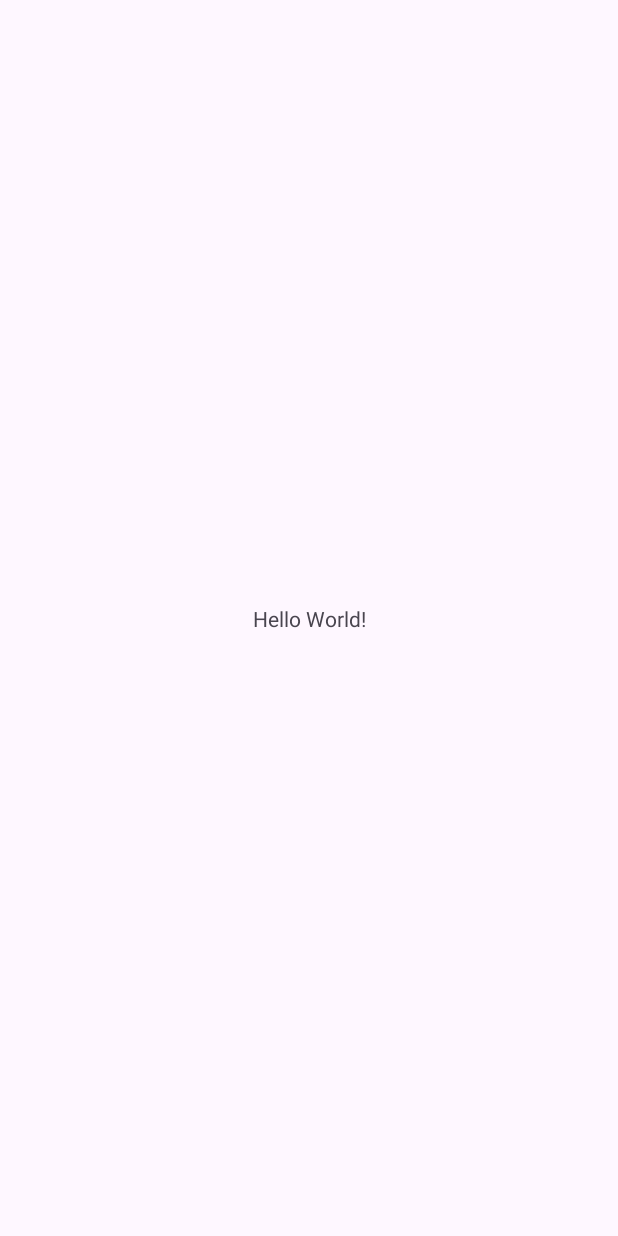
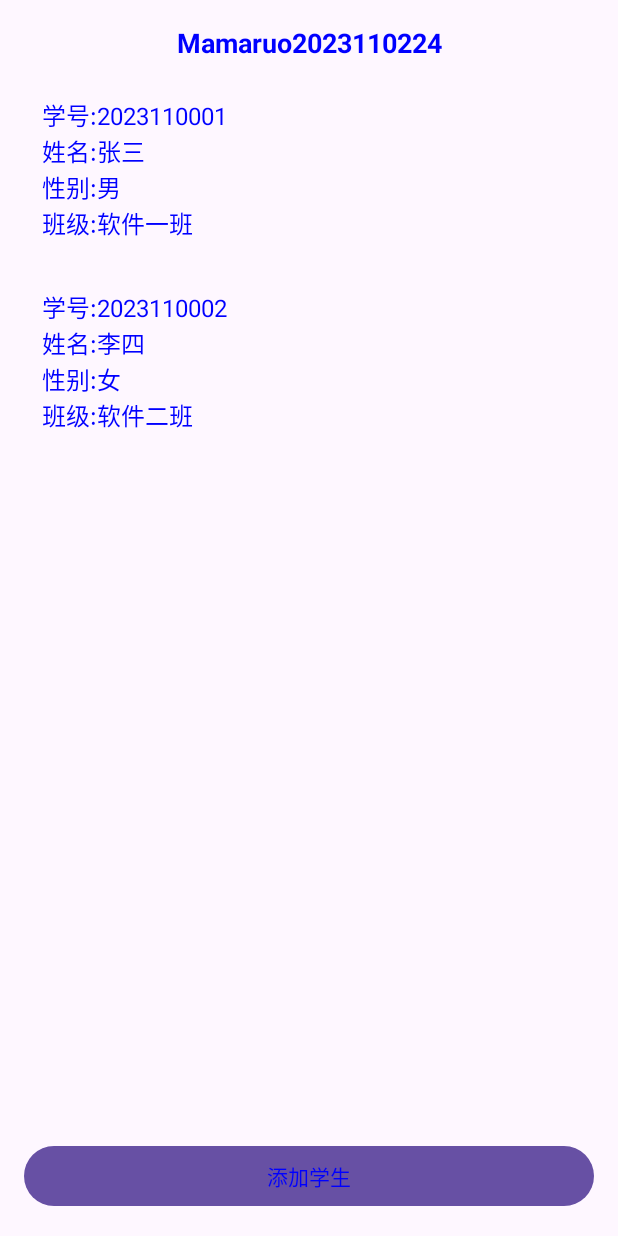
Before and after one commit to mamaruo/AndroidClassManage, an Android app: the screen it shows after launch (MainActivity), on a phone screen of 412 x 824 dp. Before the commit the screen is almost empty. Run offline under Robolectric (Android 15) with nearby library versions, the phone set to English and light mode, and no system bars.

Commit message:
Add student management feature

```diff
--- a/app/src/main/AndroidManifest.xml
+++ b/app/src/main/AndroidManifest.xml
@@ -12,6 +12,9 @@
         android:supportsRtl="true"
         android:theme="@style/Theme.MRHClassManage">
         <activity
+            android:name=".AddStudentActivity"
+            android:exported="false" />
+        <activity
             android:name=".MainActivity"
             android:exported="true">
             <intent-filter>
--- a/app/src/main/java/com/example/mrhclassmanage/MainActivity.kt
+++ b/app/src/main/java/com/example/mrhclassmanage/MainActivity.kt
@@ -1,20 +1,61 @@
 package com.example.mrhclassmanage
 
+import android.content.Intent
 import android.os.Bundle
-import androidx.activity.enableEdgeToEdge
+import android.widget.Button
+import android.widget.ListView
+import androidx.activity.result.contract.ActivityResultContracts
 import androidx.appcompat.app.AppCompatActivity
-import androidx.core.view.ViewCompat
-import androidx.core.view.WindowInsetsCompat
 
 class MainActivity : AppCompatActivity() {
+
+    private val students = mutableListOf(
+        Student(id = "2023110001", name = "张三", gender = "男", className = "软件一班"),
+        Student(id = "2023110002", name = "李四", gender = "女", className = "软件二班")
+    )
+
+    private lateinit var studentAdapter: StudentAdapter
+
+    private val addStudentLauncher =
+        registerForActivityResult(ActivityResultContracts.StartActivityForResult()) { result ->
+            if (result.resultCode == RESULT_OK) {
+                appendStudentFromResult(result.data)
+            }
+        }
+
     override fun onCreate(savedInstanceState: Bundle?) {
         super.onCreate(savedInstanceState)
-        enableEdgeToEdge()
         setContentView(R.layout.activity_main)
-        ViewCompat.setOnApplyWindowInsetsListener(findViewById(R.id.main)) { v, insets ->
-            val systemBars = insets.getInsets(WindowInsetsCompat.Type.systemBars())
-            v.setPadding(systemBars.left, systemBars.top, systemBars.right, systemBars.bottom)
-            insets
+        supportActionBar?.title = "Mamaruo2023110224"
+
+        val listView = findViewById<ListView>(R.id.listStudents)
+        studentAdapter = StudentAdapter(this, students)
+        listView.adapter = studentAdapter
+
+        val addButton = findViewById<Button>(R.id.btnAddStudent)
+        addButton.setOnClickListener {
+            val intent = Intent(this, AddStudentActivity::class.java)
+            addStudentLauncher.launch(intent)
         }
     }
+
+    private fun appendStudentFromResult(data: Intent?) {
+        data ?: return
+        val studentId = data.getStringExtra(AddStudentActivity.EXTRA_ID)?.trim().orEmpty()
+        val studentName = data.getStringExtra(AddStudentActivity.EXTRA_NAME)?.trim().orEmpty()
+        val studentGender = data.getStringExtra(AddStudentActivity.EXTRA_GENDER)?.trim().orEmpty()
+        val studentClass = data.getStringExtra(AddStudentActivity.EXTRA_CLASS)?.trim().orEmpty()
+        if (studentId.isBlank() || studentName.isBlank() || studentGender.isBlank() || studentClass.isBlank()) {
+            return
+        }
+        students.add(
+            Student(
+                id = studentId,
+                name = studentName,
+                gender = studentGender,
+                className = studentClass
+            )
+        )
+        studentAdapter.notifyDataSetChanged()
+    }
 }
--- /dev/null
+++ b/app/src/main/java/com/example/mrhclassmanage/Student.kt
@@ -0,0 +1,15 @@
+package com.example.mrhclassmanage
+
+/**
+ * Simple model for student information used across activities.
+ */
+data class Student(
+    val id: String,
+    val name: String,
+    val gender: String,
+    val className: String
+) {
+    override fun toString(): String {
+        return "学号:$id\n姓名:$name\n性别:$gender\n班级:$className"
+    }
+}
--- /dev/null
+++ b/app/src/main/java/com/example/mrhclassmanage/StudentAdapter.kt
@@ -0,0 +1,29 @@
+package com.example.mrhclassmanage
+
+import android.content.Context
+import android.view.LayoutInflater
+import android.view.View
+import android.view.ViewGroup
+import android.widget.ArrayAdapter
+import android.widget.TextView
+
+/**
+ * Minimal adapter that renders student information with blue text.
+ */
+class StudentAdapter(
+    context: Context,
+    private val students: List<Student>
+) : ArrayAdapter<Student>(context, 0, students) {
+
+    override fun getView(position: Int, convertView: View?, parent: ViewGroup): View {
+        val view = convertView ?: LayoutInflater.from(context).inflate(
+            R.layout.item_student,
+            parent,
+            false
+        )
+        val student = students[position]
+        val infoView = view.findViewById<TextView>(R.id.studentInfo)
+        infoView.text = student.toString()
+        return view
+    }
+}
--- a/app/src/main/res/layout/activity_main.xml
+++ b/app/src/main/res/layout/activity_main.xml
@@ -1,19 +1,40 @@
 <?xml version="1.0" encoding="utf-8"?>
-<androidx.constraintlayout.widget.ConstraintLayout xmlns:android="http://schemas.android.com/apk/res/android"
-    xmlns:app="http://schemas.android.com/apk/res-auto"
+<LinearLayout xmlns:android="http://schemas.android.com/apk/res/android"
     xmlns:tools="http://schemas.android.com/tools"
     android:id="@+id/main"
     android:layout_width="match_parent"
     android:layout_height="match_parent"
+    android:orientation="vertical"
+    android:padding="16dp"
     tools:context=".MainActivity">
 
     <TextView
-        android:layout_width="wrap_content"
+        android:id="@+id/mainTitle"
+        android:layout_width="match_parent"
         android:layout_height="wrap_content"
-        android:text="Hello World!"
-        app:layout_constraintBottom_toBottomOf="parent"
-        app:layout_constraintEnd_toEndOf="parent"
-        app:layout_constraintStart_toStartOf="parent"
-        app:layout_constraintTop_toTopOf="parent" />
+        android:gravity="center_horizontal"
+        android:paddingBottom="12dp"
+        android:text="Mamaruo2023110224"
+        android:textColor="@color/text_blue"
+        android:textSize="18sp"
+        android:textStyle="bold" />
 
-</androidx.constraintlayout.widget.ConstraintLayout>
+    <ListView
+        android:id="@+id/listStudents"
+        android:layout_width="match_parent"
+        android:layout_height="0dp"
+        android:layout_weight="1"
+        android:divider="@android:color/transparent"
+        android:dividerHeight="8dp"
+        android:listSelector="@android:color/transparent" />
+
+    <Button
+        android:id="@+id/btnAddStudent"
+        android:layout_width="match_parent"
+        android:layout_height="wrap_content"
+        android:layout_marginTop="12dp"
+        android:text="添加学生"
+        android:textAllCaps="false"
+        android:textColor="@color/text_blue" />
+
+</LinearLayout>
--- /dev/null
+++ b/app/src/main/res/layout/item_student.xml
@@ -0,0 +1,8 @@
+<?xml version="1.0" encoding="utf-8"?>
+<TextView xmlns:android="http://schemas.android.com/apk/res/android"
+    android:id="@+id/studentInfo"
+    android:layout_width="match_parent"
+    android:layout_height="wrap_content"
+    android:padding="12dp"
+    android:textColor="@color/text_blue"
+    android:textSize="16sp" />
--- a/app/src/main/res/values/colors.xml
+++ b/app/src/main/res/values/colors.xml
@@ -2,4 +2,5 @@
 <resources>
     <color name="black">#FF000000</color>
     <color name="white">#FFFFFFFF</color>
+    <color name="text_blue">#0000FF</color>
 </resources>
```
Also changed, not shown: app/src/main/java/com/example/mrhclassmanage/AddStudentActivity.kt (added, +59 -0 lines), app/src/main/res/layout/activity_add_student.xml (added, +103 -0 lines).
